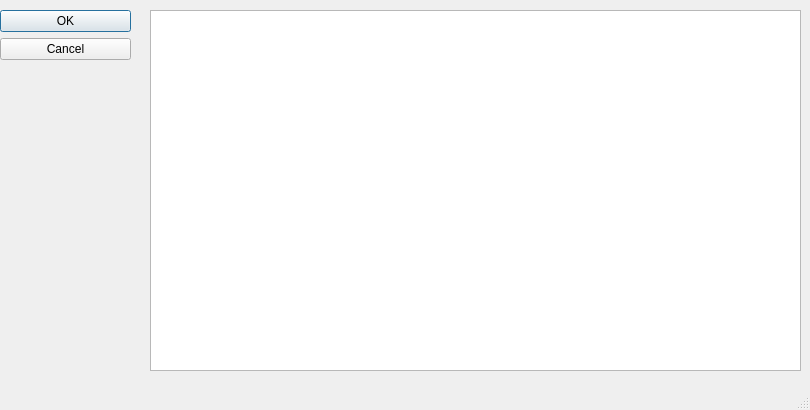
First picture: the form in gui/main_window.ui, repository JoaoFagundes/s1-challenge, before the edit.
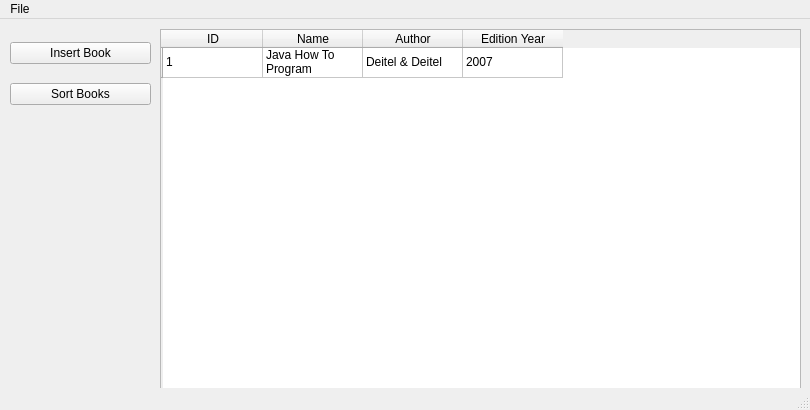
Second picture: the form after the edit.

Commit message: Interface improvements Requeirements file added and some interface changes

```diff
--- a/gui/main_window.ui
+++ b/gui/main_window.ui
@@ -26,31 +26,83 @@
    <widget class="QTableWidget" name="books_table">
     <property name="geometry">
      <rect>
-      <x>150</x>
+      <x>160</x>
       <y>10</y>
-      <width>651</width>
+      <width>641</width>
       <height>361</height>
      </rect>
     </property>
+    <row>
+     <property name="text">
+      <string/>
+     </property>
+    </row>
+    <column>
+     <property name="text">
+      <string>ID</string>
+     </property>
+    </column>
+    <column>
+     <property name="text">
+      <string>Name</string>
+     </property>
+    </column>
+    <column>
+     <property name="text">
+      <string>Author</string>
+     </property>
+    </column>
+    <column>
+     <property name="text">
+      <string>Edition Year</string>
+     </property>
+    </column>
+    <item row="0" column="0">
+     <property name="text">
+      <string>1</string>
+     </property>
+    </item>
+    <item row="0" column="1">
+     <property name="text">
+      <string>Java How To Program	</string>
+     </property>
+    </item>
+    <item row="0" column="2">
+     <property name="text">
+      <string>Deitel &amp; Deitel	</string>
+     </property>
+    </item>
+    <item row="0" column="3">
+     <property name="text">
+      <string>2007</string>
+     </property>
+    </item>
    </widget>
-   <widget class="QDialogButtonBox" name="buttonBox">
+   <widget class="QWidget" name="verticalLayoutWidget">
     <property name="geometry">
      <rect>
-      <x>0</x>
+      <x>10</x>
       <y>10</y>
-      <width>131</width>
-      <height>191</height>
+      <width>141</width>
+      <height>91</height>
      </rect>
     </property>
-    <property name="orientation">
-     <enum>Qt::Vertical</enum>
-    </property>
-    <property name="standardButtons">
-     <set>QDialogButtonBox::Cancel|QDialogButtonBox::Ok</set>
-    </property>
-    <property name="centerButtons">
-     <bool>false</bool>
-    </property>
+    <layout class="QVBoxLayout" name="verticalLayout">
+     <item>
+      <widget class="QPushButton" name="new_book_button">
+       <property name="text">
+        <string>Insert Book</string>
+       </property>
+      </widget>
+     </item>
+     <item>
+      <widget class="QPushButton" name="sort_books_button">
+       <property name="text">
+        <string>Sort Books</string>
+       </property>
+      </widget>
+     </item>
+    </layout>
    </widget>
   </widget>
   <widget class="QMenuBar" name="menubar">
@@ -62,6 +114,13 @@
      <height>26</height>
     </rect>
    </property>
+   <widget class="QMenu" name="menuLoad_Books">
+    <property name="title">
+     <string>File</string>
+    </property>
+    <addaction name="load_books"/>
+   </widget>
+   <addaction name="menuLoad_Books"/>
   </widget>
   <widget class="QStatusBar" name="statusbar"/>
  </widget>
```
Left out of the diff: 5 changed lines with no effect on the pictures. The commit also changes 3 other files.
